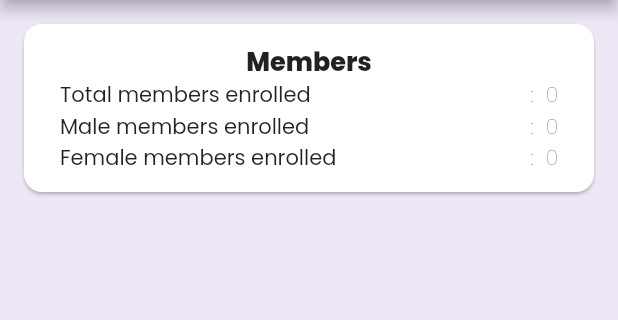
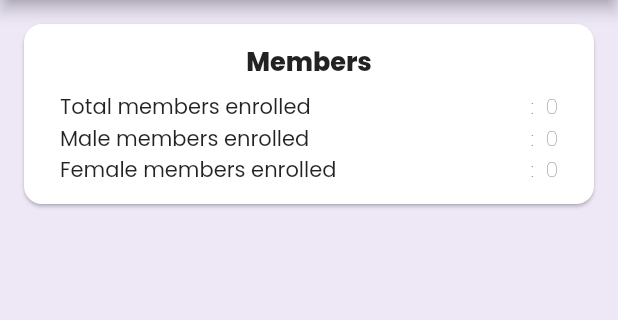
Before and after one commit to VijayGanganapalli/sfpo, a Flutter app: the screen it shows once a user with an empty profile is signed in, on a phone screen of 412 x 824 dp, the part 84-404 px from its top. Run offline on Flutter 3.47's test engine with Material 2 defaults, Android fonts, the phone set to English and light mode, and no system bars; our stand-ins replace badges, cloud_firestore, firebase_auth, firebase_core, firebase_storage, google_fonts and 2 more; accounts and stored records are empty; statements that could not run were skipped.

Commit message:
padding added to title

```diff
--- a/lib/widgets/custom_dashboard_card.dart
+++ b/lib/widgets/custom_dashboard_card.dart
@@ -25,7 +25,10 @@ class CustomDashboardCard extends StatelessWidget {
           padding: const EdgeInsets.symmetric(vertical: 12, horizontal: 24),
           child: Column(
             children: [
-              Text(title, style: boldDashboardTitleText),
+              Padding(
+                padding: const EdgeInsets.only(bottom: 8),
+                child: Text(title, style: boldDashboardTitleText),
+              ),
               Align(
                 alignment: Alignment.centerLeft,
                 child: Column(
```
